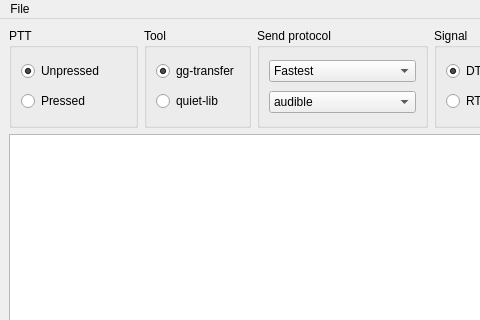
matteotenca/fm-transfer, file fm-transfer.ui: the form before one commit; both pictures show x 0 to 480 and y 0 to 320 of the 573 by 731 pixel window.
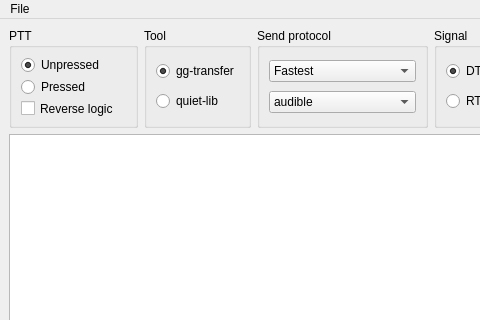
The form after the commit. Icons and pictures are not drawn. Custom widgets are drawn as their Qt base class.

Commit message:
add signal logic reverse checkbox
add signal logic reverse handling, bump version to 0.1.6
add LICENSE file
add README.md

The edit to the form file:
```diff
--- a/fm-transfer.ui
+++ b/fm-transfer.ui
@@ -97,6 +97,13 @@
            </property>
           </widget>
          </item>
+         <item>
+          <widget class="QCheckBox" name="signalLogic">
+           <property name="text">
+            <string>Reverse logic</string>
+           </property>
+          </widget>
+         </item>
         </layout>
        </widget>
       </item>
```
Left out of the diff: 21 changed lines with no effect on the pictures. The commit also changes 8 other files.
